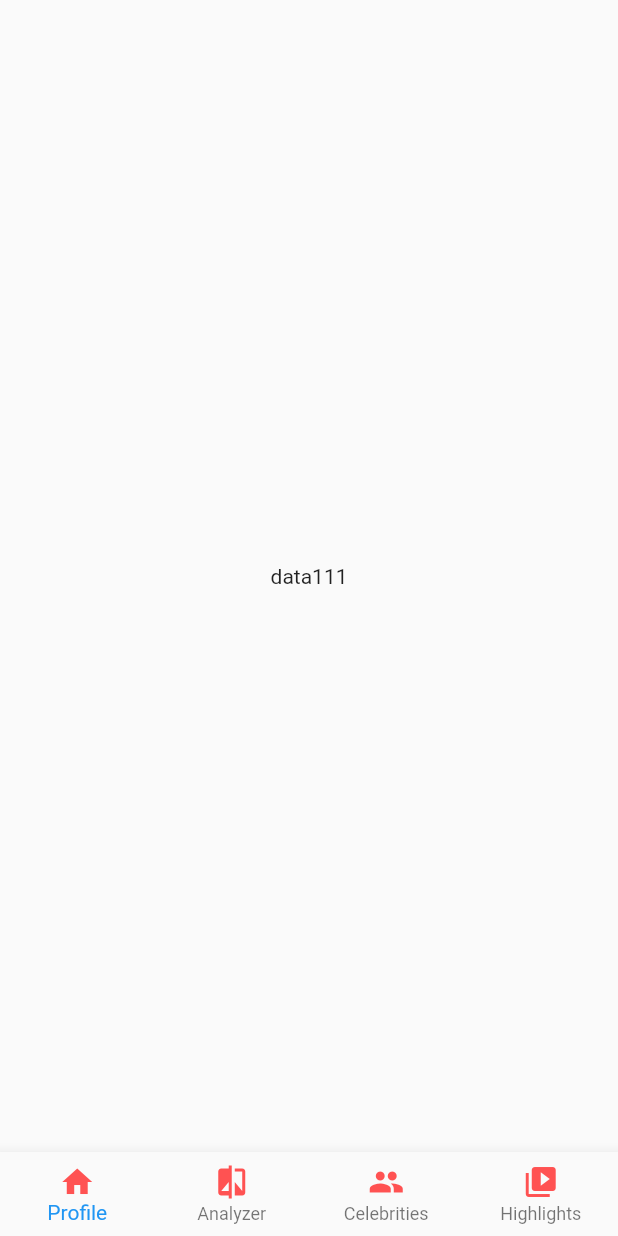
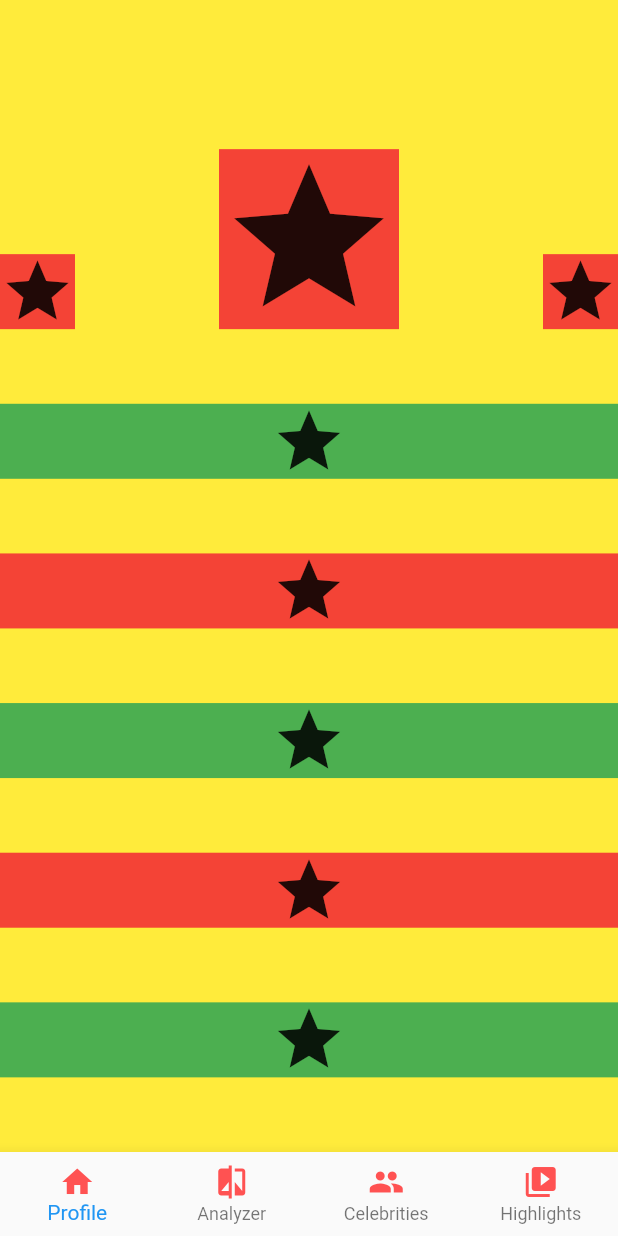
Before and after one commit to ACLeiChen/dotabuilds_futter, a Flutter app: the screen it shows after launch, on a phone screen of 412 x 824 dp. Run offline on Flutter 3.47's test engine with Material 2 defaults, Android fonts, the phone set to English and light mode, and no system bars.

Commit message:
add dummy layout code

```diff
--- a/lib/main.dart
+++ b/lib/main.dart
@@ -30,18 +30,9 @@ class MyHomePage extends StatefulWidget {
 class _MyHomePageState extends State<MyHomePage> {
   var _bottomNavIndex = 0;
 
-  Widget _bodySection;
+  List<Widget> _bodySection = List(4);
 
-  Widget _profileTab = Container(
-    child: Column(
-      children: <Widget>[
-        Stack(
-
-        ),
-        Column()
-      ],
-    ),
-  );
+  Widget _profileTab;
 
   Widget _analyzerTab;
 
@@ -49,10 +40,102 @@ class _MyHomePageState extends State<MyHomePage> {
 
   Widget _highlightsTab;
 
+  _MyHomePageState() {
+    _profileTab = Container(
+      color: Colors.yellow,
+      child: Column(
+        children: <Widget>[
+          Expanded(
+            flex: 2,
+            child: Row(
+              mainAxisAlignment: MainAxisAlignment.spaceBetween,
+              crossAxisAlignment: CrossAxisAlignment.end,
+              mainAxisSize: MainAxisSize.max,
+              children: <Widget>[
+                Container(
+                    color: Colors.red,
+                    child: Icon(
+                      Icons.star,
+                      size: 50.0,
+                    )),
+                Container(
+                    color: Colors.red,
+                    child: Icon(
+                      Icons.star,
+                      size: 120.0,
+                    )),
+                Container(
+                    color: Colors.red,
+                    child: Icon(
+                      Icons.star,
+                      size: 50.0,
+                    )),
+              ],
+            ),
+          ),
+          Expanded(
+            flex: 5,
+            child: Column(
+              mainAxisAlignment: MainAxisAlignment.spaceEvenly,
+              crossAxisAlignment: CrossAxisAlignment.stretch,
+              mainAxisSize: MainAxisSize.max,
+              children: <Widget>[
+                Container(
+                    color: Colors.green,
+                    child: Icon(
+                      Icons.star,
+                      size: 50.0,
+                    )),
+                Container(
+                    color: Colors.red,
+                    child: Icon(
+                      Icons.star,
+                      size: 50.0,
+                    )),
+                Container(
+                    color: Colors.green,
+                    child: Icon(
+                      Icons.star,
+                      size: 50.0,
+                    )),
+                Container(
+                    color: Colors.red,
+                    child: Icon(
+                      Icons.star,
+                      size: 50.0,
+                    )),
+                Container(
+                    color: Colors.green,
+                    child: Icon(
+                      Icons.star,
+                      size: 50.0,
+                    )),
+              ],
+            ),
+          )
+        ],
+      ),
+    );
+
+    _analyzerTab = Container(
+      color: Colors.yellow,
+      child: Center(child: Text("1")),
+    );
+
+    _celebritiesTab = Center(child: Text("2"));
+
+    _highlightsTab = Center(child: Text("3"));
+
+    _bodySection[0] = _profileTab;
+    _bodySection[1] = _analyzerTab;
+    _bodySection[2] = _celebritiesTab;
+    _bodySection[3] = _highlightsTab;
+  }
+
   @override
   Widget build(BuildContext context) {
     return Scaffold(
-      body: Center(child: Text("data111")),
+      body: _bodySection[_bottomNavIndex],
       bottomNavigationBar: BottomNavigationBar(
         type: BottomNavigationBarType.fixed,
         currentIndex: _bottomNavIndex,
@@ -102,26 +185,4 @@ class _MyHomePageState extends State<MyHomePage> {
       ),
     );
   }
-
-  void _switchBody(int index) {
-    switch (index) {
-      case 0:
-        _bodySection = _profileTab;
-        break;
-
-      case 1:
-        _bodySection = _analyzerTab;
-        break;
-
-      case 2:
-        _bodySection = _celebritiesTab;
-        break;
-
-      case 3:
-        _bodySection = _highlightsTab;
-        break;
-      default:
-        _bodySection = _profileTab;
-    }
-  }
 }
```
